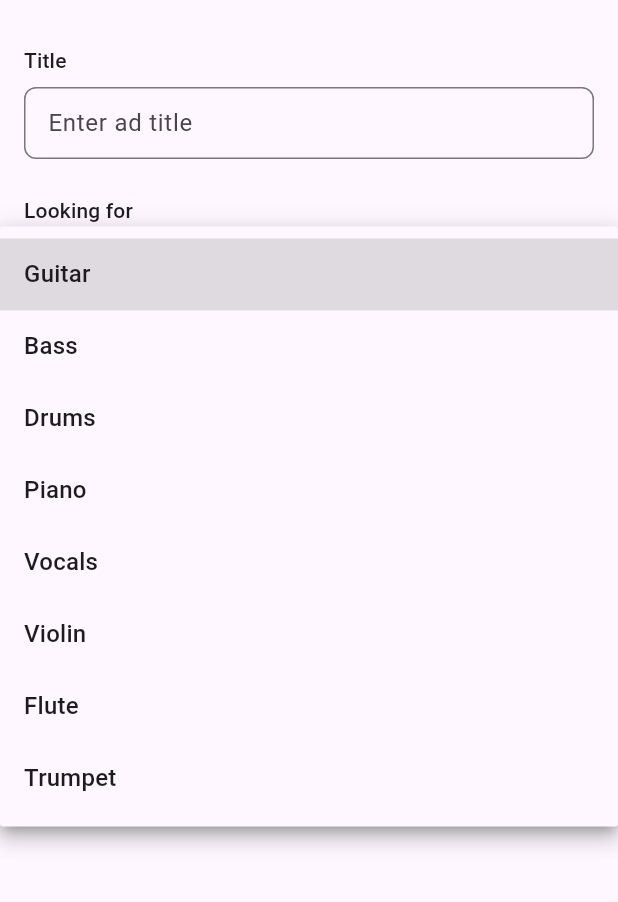
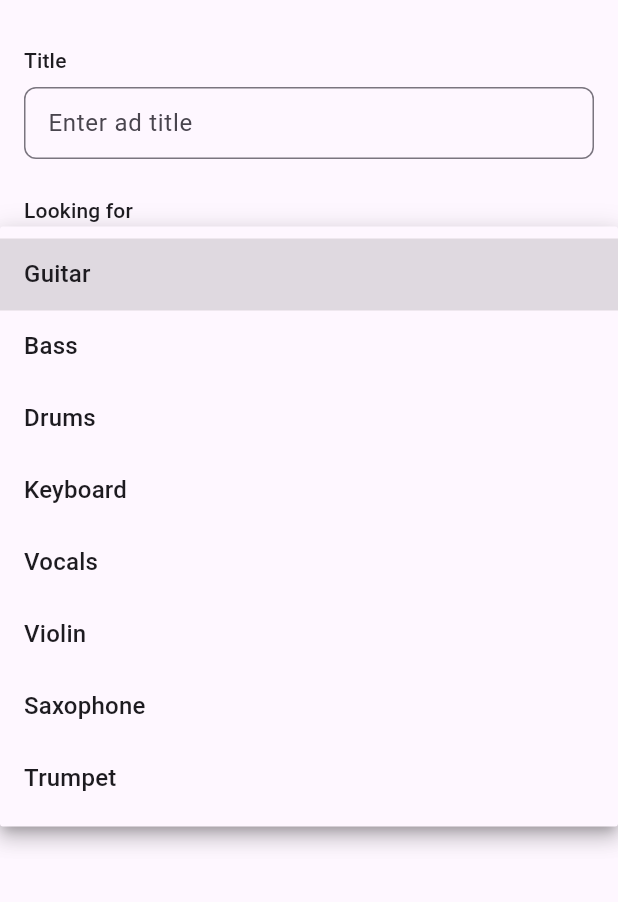
Before and after one commit to krlaan/musicland_app, a Flutter app: the CreateNewPostView screen opened by its route, after a tap on "Choose instrument", on a phone screen of 412 x 824 dp, the part 63-965 px from its top. Run offline on Flutter 3.47's test engine with Material 3 defaults, Android fonts, the light colour scheme and no system bars; our stand-ins replace cloud_firestore, firebase_auth, firebase_core, firebase_messaging, flutter_riverpod, font_awesome_flutter and 4 more; accounts and stored records are empty; generated files the repository leaves out were written again.

Commit message:
create post provider added

```diff
--- a/lib/state/posts/models/post.dart
+++ b/lib/state/posts/models/post.dart
@@ -5,6 +5,8 @@ import 'package:musicland_app/state/posts/models/post_key.dart';
 class Post {
   final String postId;
   final String userId;
+  final String title;
+  final String instrument;
   final String message;
   final DateTime createdAt;
 
@@ -12,6 +14,8 @@ class Post {
     required this.postId,
     required Map<String, dynamic> json,
   })  : userId = json[PostKey.userId],
+        title = json[PostKey.title] ?? '',
+        instrument = json[PostKey.instrument] ?? '',
         message = json[PostKey.message],
         createdAt = (json[PostKey.createdAt] as Timestamp).toDate();
 }
--- a/lib/state/posts/models/post_key.dart
+++ b/lib/state/posts/models/post_key.dart
@@ -3,6 +3,8 @@ import 'package:flutter/foundation.dart' show immutable;
 @immutable
 class PostKey {
   static const userId = 'uid';
+  static const title = 'title';
+  static const instrument = 'instrument';
   static const message = 'message';
   static const createdAt = 'created_at';
 
--- a/lib/state/posts/models/post_payload.dart
+++ b/lib/state/posts/models/post_payload.dart
@@ -8,9 +8,13 @@ import 'package:musicland_app/typedef/user_id.dart';
 class PostPayload extends MapView<String, dynamic> {
   PostPayload({
     required UserId userId,
+    required String title,
+    required String instrument,
     required String message,
   }) : super({
          PostKey.userId: userId,
+         PostKey.title: title,
+         PostKey.instrument: instrument,
          PostKey.message: message,
          PostKey.createdAt: FieldValue.serverTimestamp(),
        });
--- a/lib/views/create_new_post/create_new_post_view.dart
+++ b/lib/views/create_new_post/create_new_post_view.dart
@@ -1,6 +1,8 @@
 import 'package:flutter/material.dart';
 import 'package:flutter_riverpod/flutter_riverpod.dart';
 import 'package:go_router/go_router.dart';
+import 'package:musicland_app/state/posts/providers/all_posts_provider.dart';
+import 'package:musicland_app/state/posts/providers/create_post_provider.dart';
 import 'package:musicland_app/views/constants/strings.dart';
 
 class CreateNewPostView extends ConsumerStatefulWidget {
@@ -15,7 +17,16 @@ class _CreateNewPostViewState extends ConsumerState<CreateNewPostView> {
   late final TextEditingController descriptionController;
   String? selectedInstrument;
 
-  final instruments = ['Guitar', 'Bass', 'Drums', 'Piano', 'Vocals', 'Violin', 'Flute', 'Trumpet'];
+  final instruments = [
+    'Guitar',
+    'Bass',
+    'Drums',
+    'Keyboard',
+    'Vocals',
+    'Violin',
+    'Saxophone',
+    'Trumpet',
+  ];
 
   bool get isPostButtonEnabled =>
       titleController.text.isNotEmpty &&
@@ -126,9 +137,17 @@ class _CreateNewPostViewState extends ConsumerState<CreateNewPostView> {
             // Post button
             ElevatedButton(
               onPressed: isPostButtonEnabled
-                  ? () {
+                  ? () async {
                       FocusManager.instance.primaryFocus?.unfocus();
-                      if (context.mounted) {
+
+                      final success = await ref.read(createPostProvider.notifier).createPost(
+                        title: titleController.text,
+                        instrument: selectedInstrument!,
+                        message: descriptionController.text,
+                      );
+
+                      if (success && context.mounted) {
+                        ref.invalidate(allPostsProvider);
                         context.pop();
                       }
                     }
@@ -139,7 +158,7 @@ class _CreateNewPostViewState extends ConsumerState<CreateNewPostView> {
                 disabledBackgroundColor: Colors.grey[300],
               ),
               child: const Text(
-                'POST',
+                'CREATE',
                 style: TextStyle(
                   fontWeight: FontWeight.bold,
                   fontSize: 16,
```
Also changed, not shown: lib/state/posts/providers/create_post_provider.dart (added, +45 -0 lines), lib/state/posts/providers/create_post_provider.g.dart (added).
